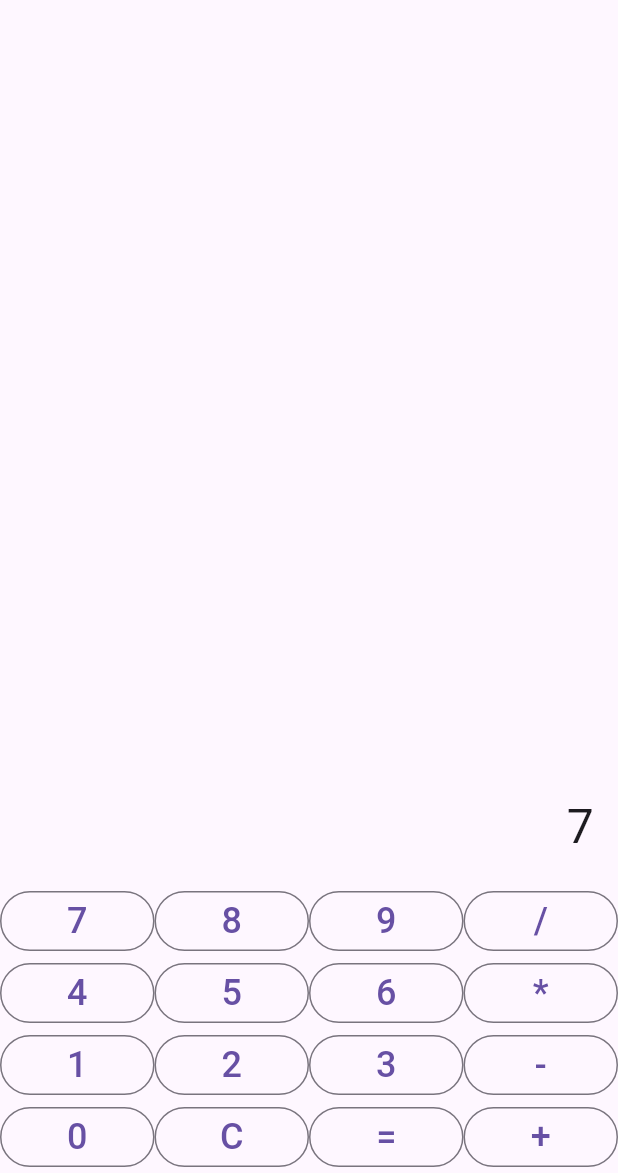
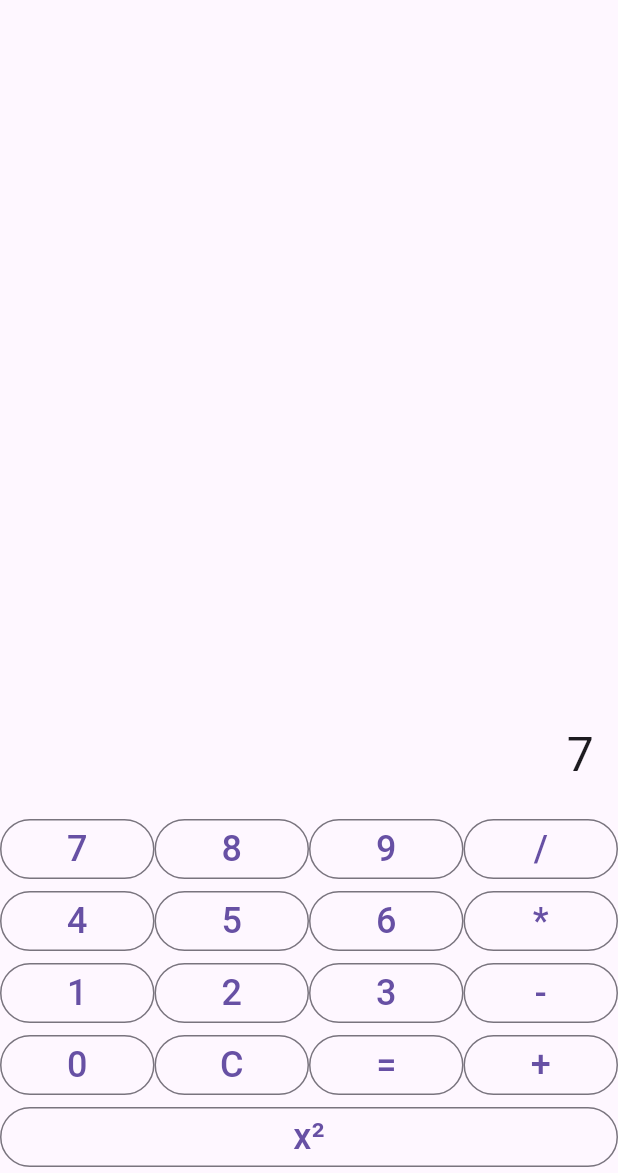
Before and after one commit to habibaghaziii/flutter-calculator, a Flutter app: the screen it shows after launch, after a tap on an icon or button, on a phone screen of 412 x 824 dp, the part 63-1236 px from its top. Run offline on Flutter 3.47's test engine with Material 3 defaults, Android fonts, the phone set to English and light mode, and no system bars; missing offline and left inert: expressions.

Commit message:
Added square button to the calculator app

```diff
--- a/lib/main.dart
+++ b/lib/main.dart
@@ -51,6 +51,17 @@ class _MyHomePageState extends State<MyHomePage> {
           }
         } catch (e) {
           _result = ' Error';  // Handle other errors (e.g., invalid expressions)
+        }
+      } else if (text == 'x²') {
+        // **New Logic for Squaring**: Square the current value
+        try {
+          final expression = Expression.parse(_expression);
+          const evaluator = ExpressionEvaluator();
+          final result = evaluator.eval(expression, {});
+          final squared = (result as num) * (result); // Square the result
+          _result = ' = $squared';
+        } catch (e) {
+          _result = ' Error';
         }
       } else {
         _expression += text;
@@ -119,6 +130,11 @@ class _MyHomePageState extends State<MyHomePage> {
                   _buildButton('+'),
                 ],
               ),
+              Row(
+                children: [
+                  _buildButton('x²'),  // **New Square Button**
+                ],
+              ),
             ],
           ),
         ],
```
Lines whose indentation alone changed are shown as unchanged.
